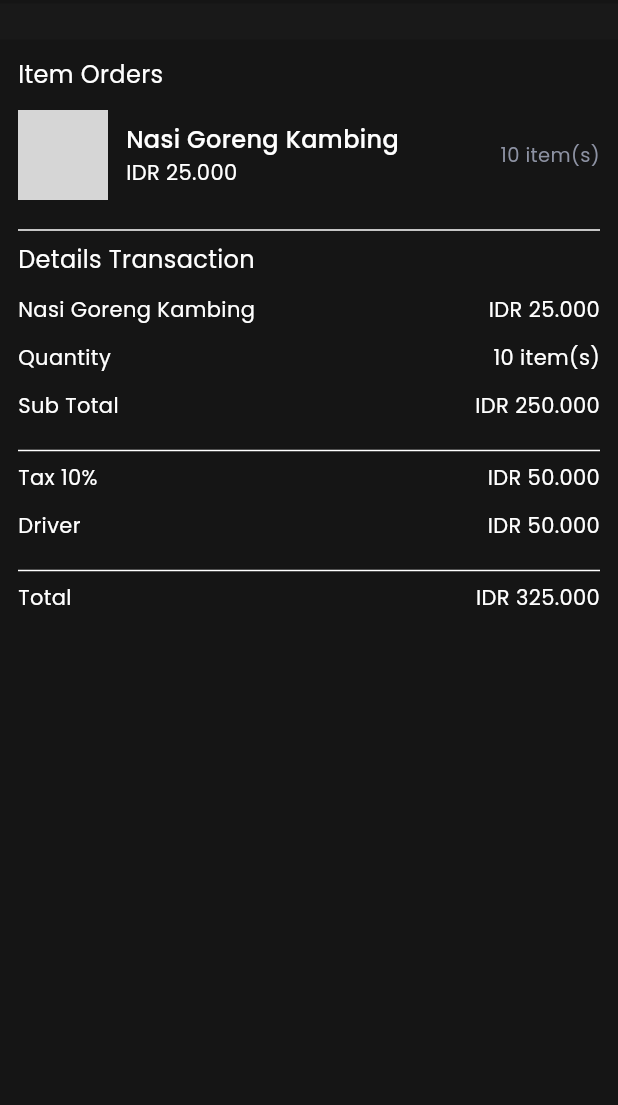
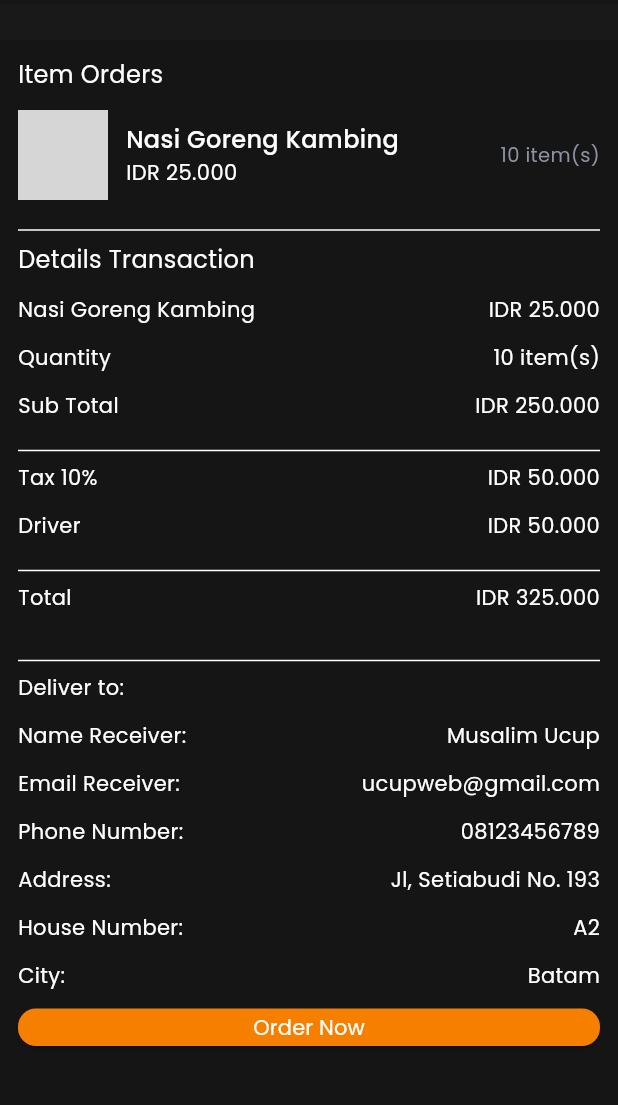
Before and after one commit to AqilFarros/food_app, a Flutter app: the screen it shows after launch, on a phone screen of 412 x 824 dp, the part 115-1220 px from its top. Run offline on Flutter 3.47's test engine with Material 3 defaults, Android fonts, the phone set to English and light mode, and no system bars; our stand-ins replace equatable, flutter_material_design_icons, flutter_spinkit, get, google_fonts, supercharged; network calls fail; grey boxes are pictures that could not be loaded.

Commit message:
transaction

```diff
--- /dev/null
+++ b/lib/ui/illustration_page.dart
@@ -0,0 +1 @@
+part of 'pages.dart';
--- a/lib/ui/pages.dart
+++ b/lib/ui/pages.dart
@@ -18,3 +18,4 @@ part 'main_page.dart';
 part 'food_page.dart';
 part 'detail_page.dart';
 part 'payment_page.dart';
+part 'illustration_page.dart';
--- a/lib/ui/payment_page.dart
+++ b/lib/ui/payment_page.dart
@@ -226,6 +226,131 @@ class PaymentPage extends StatelessWidget {
                     ),
                   ],
                 ),
+                const SizedBox(
+                  height: defaultMargin,
+                ),
+                Divider(
+                  thickness: 1,
+                  color: whiteColor,
+                ),
+                Text(
+                  "Deliver to:",
+                  style: heading3,
+                ),
+                const SizedBox(
+                  height: 12,
+                ),
+                Row(
+                  children: [
+                    Text(
+                      'Name Receiver:',
+                      style: heading3,
+                    ),
+                    const Spacer(),
+                    Text(
+                      transaction.user!.name!,
+                      style: heading3,
+                    ),
+                  ],
+                ),
+                const SizedBox(
+                  height: 12,
+                ),
+                Row(
+                  children: [
+                    Text(
+                      'Email Receiver:',
+                      style: heading3,
+                    ),
+                    const Spacer(),
+                    Text(
+                      transaction.user!.email!,
+                      style: heading3,
+                    ),
+                  ],
+                ),
+                const SizedBox(
+                  height: 12,
+                ),
+                Row(
+                  children: [
+                    Text(
+                      'Phone Number:',
+                      style: heading3,
+                    ),
+                    const Spacer(),
+                    Text(
+                      transaction.user!.phoneNumber!,
+                      style: heading3,
+                    ),
+                  ],
+                ),
+                const SizedBox(
+                  height: 12,
+                ),
+                Row(
+                  children: [
+                    Text(
+                      'Address:',
+                      style: heading3,
+                    ),
+                    const Spacer(),
+                    Text(
+                      transaction.user!.address!,
+                      style: heading3,
+                    ),
+                  ],
+                ),
+                const SizedBox(
+                  height: 12,
+                ),
+                Row(
+                  children: [
+                    Text(
+                      'House Number:',
+                      style: heading3,
+                    ),
+                    const Spacer(),
+                    Text(
+                      transaction.user!.houseNumber!,
+                      style: heading3,
+                    ),
+                  ],
+                ),
+                const SizedBox(
+                  height: 12,
+                ),
+                Row(
+                  children: [
+                    Text(
+                      'City:',
+                      style: heading3,
+                    ),
+                    const Spacer(),
+                    Text(
+                      transaction.user!.city!,
+                      style: heading3,
+                    ),
+                  ],
+                ),
+                Container(
+                  margin: const EdgeInsets.only(top: 12),
+                  height: 25,
+                  width: double.infinity,
+                  child: ElevatedButton(
+                    onPressed: () {},
+                    style: ElevatedButton.styleFrom(
+                      backgroundColor: mainColor,
+                      shape: RoundedRectangleBorder(
+                        borderRadius: BorderRadius.circular(12),
+                      ),
+                    ),
+                    child: Text(
+                      'Order Now',
+                      style: heading3,
+                    ),
+                  ),
+                ),
               ],
             ),
           ),
```
